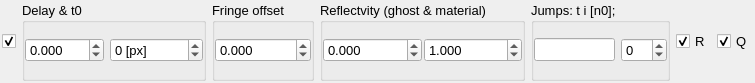
This is plugins/Visar/VisarVelocity.ui in NeutrinoToolkit/Neutrino as Qt 5 draws it before an edit. The edited form follows.
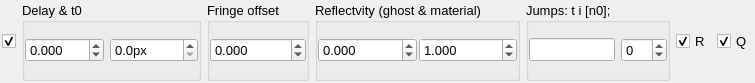
This is the edited form.

Commit message: VISAR: fix offset

Patch:
```diff
--- a/plugins/Visar/VisarVelocity.ui
+++ b/plugins/Visar/VisarVelocity.ui
@@ -104,7 +104,7 @@
        </widget>
       </item>
       <item>
-       <widget class="QSpinBox" name="physOrigin">
+       <widget class="QDoubleSpinBox" name="physOrigin">
         <property name="font">
          <font>
           <pointsize>10</pointsize>
@@ -114,13 +114,13 @@
          <string>Temporal zero pixel</string>
         </property>
         <property name="suffix">
-         <string> [px]</string>
+         <string>px</string>
         </property>
-        <property name="minimum">
-         <number>-99999</number>
+        <property name="decimals">
+         <number>1</number>
         </property>
         <property name="maximum">
-         <number>99999</number>
+         <double>10000.000000000000000</double>
         </property>
         <property name="neutrinoSave" stdset="0">
          <bool>true</bool>
```
The commit also changes 1 other file.
